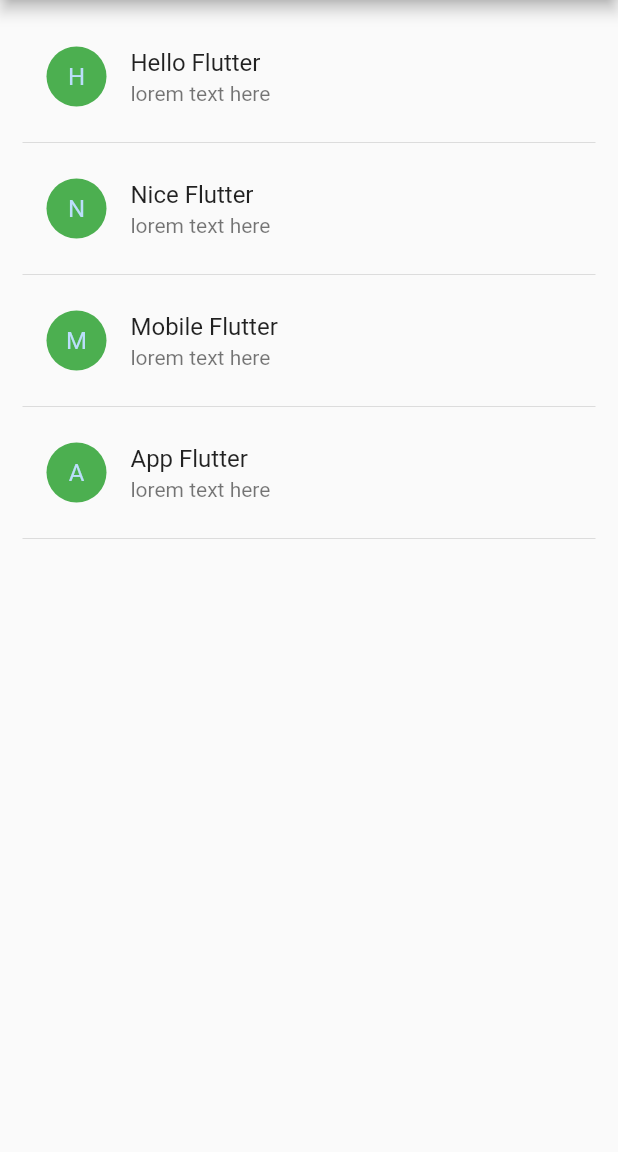
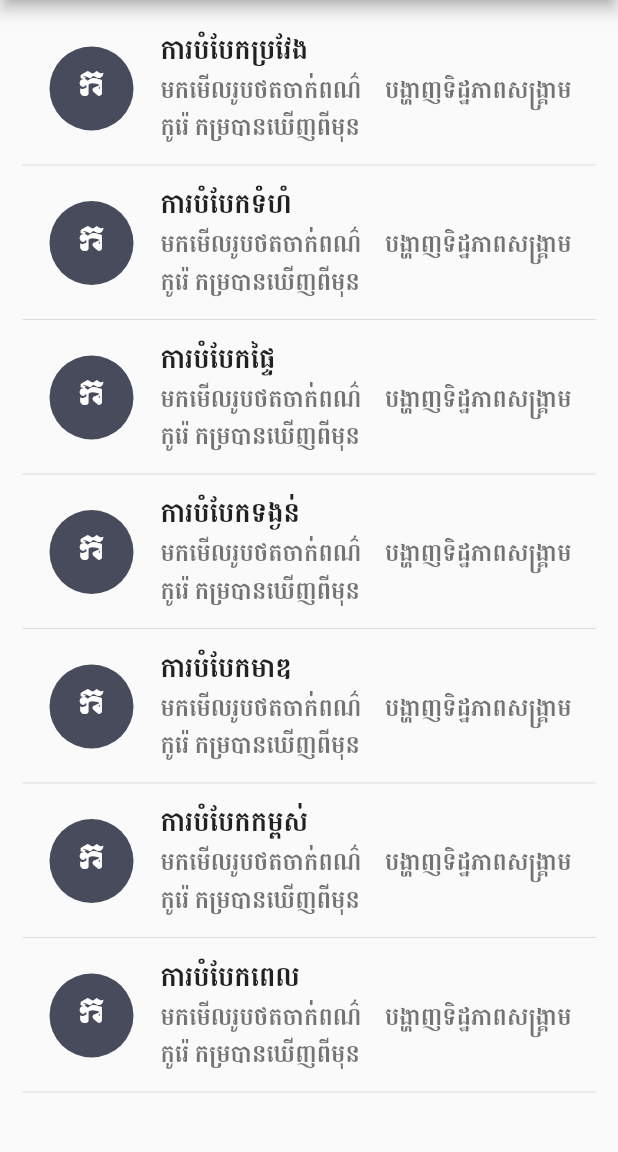
Before and after one commit to khflutter/converter, a Flutter app: the screen it shows after launch, on a phone screen of 412 x 824 dp, the part 84-1236 px from its top. Run offline on Flutter 3.47's test engine with Material 2 defaults, Android fonts, the phone set to English and light mode, and no system bars.

Commit message:
update khmer unit

```diff
--- a/lib/pages/home.dart
+++ b/lib/pages/home.dart
@@ -12,10 +12,20 @@ class _HomeScreenState extends State<HomeScreen> {
   double drawerFontSize = 18.0;
 
   List<Post> posts = [
-    Post(1, "Hello Flutter", "lorem text here"),
-    Post(2, "Nice Flutter", "lorem text here"),
-    Post(3, "Mobile Flutter", "lorem text here"),
-    Post(4, "App Flutter", "lorem text here"),
+    Post(1, "ការបំបែកប្រវែង",
+        "មកមើលរូបថតចាក់ពណ៌ បង្ហាញទិដ្ឋភាពសង្គ្រាមកូរ៉េ កម្របានឃើញពីមុន"),
+    Post(2, "ការបំបែកទំហំ",
+        "មកមើលរូបថតចាក់ពណ៌ បង្ហាញទិដ្ឋភាពសង្គ្រាមកូរ៉េ កម្របានឃើញពីមុន"),
+    Post(3, "ការបំបែកផ្ទៃ",
+        "មកមើលរូបថតចាក់ពណ៌ បង្ហាញទិដ្ឋភាពសង្គ្រាមកូរ៉េ កម្របានឃើញពីមុន"),
+    Post(4, "ការបំបែកទង្ងន់",
+        "មកមើលរូបថតចាក់ពណ៌ បង្ហាញទិដ្ឋភាពសង្គ្រាមកូរ៉េ កម្របានឃើញពីមុន"),
+    Post(5, "ការបំបែកមាឌ",
+        "មកមើលរូបថតចាក់ពណ៌ បង្ហាញទិដ្ឋភាពសង្គ្រាមកូរ៉េ កម្របានឃើញពីមុន"),
+    Post(6, "ការបំបែកកម្ពស់",
+        "មកមើលរូបថតចាក់ពណ៌ បង្ហាញទិដ្ឋភាពសង្គ្រាមកូរ៉េ កម្របានឃើញពីមុន"),
+    Post(7, "ការបំបែកពេល",
+        "មកមើលរូបថតចាក់ពណ៌ បង្ហាញទិដ្ឋភាពសង្គ្រាមកូរ៉េ កម្របានឃើញពីមុន"),
   ];
 
   @override
@@ -43,17 +53,33 @@ class _HomeScreenState extends State<HomeScreen> {
               children: <Widget>[
                 ListTile(
                   leading: CircleAvatar(
-                    backgroundColor: Colors.green,
+                    radius: 30.0,
+                    backgroundColor: Theme.of(context).primaryColor,
                     child: Text(
                       this.posts[index].title[0].toString().toUpperCase(),
+                      style: TextStyle(
+                        fontFamily: "khmerM1",
+                        fontSize: 22.0,
+                        color: Color(0xFFFFFFFF),
+                      ),
                     ),
                   ),
-                  title: Text(this.posts[index].title),
-                  subtitle: Text(this.posts[index].description),
+                  title: Text(
+                    this.posts[index].title,
+                    style: TextStyle(fontFamily: 'KhmerBattambangBold'),
+                  ),
+                  subtitle: Text(
+                    this.posts[index].description,
+                    style: TextStyle(
+                      fontFamily: 'KhmerBattambangBold',
+                    ),
+                    textAlign: TextAlign.justify,
+                  ),
                   onTap: () {
                     Navigator.push(
                       context,
-                      MaterialPageRoute(builder: (context) => ShowScreen(this.posts[index])),
+                      MaterialPageRoute(
+                          builder: (context) => ShowScreen(this.posts[index])),
                     );
                   },
                 ),
--- a/lib/pages/show.dart
+++ b/lib/pages/show.dart
@@ -11,11 +11,18 @@ class _ShowScreenState extends State<ShowScreen> {
   Widget build(BuildContext context) {
     return Scaffold(
       appBar: AppBar(
-        title: Text(widget.Post.title),
+        title: Text(
+          widget.Post.title,
+          style: TextStyle(fontFamily: 'KhmerBattambangBold'),
+        ),
       ),
       body: Container(
-        child: Center(
-          child: Text(widget.Post.description),
+        padding: EdgeInsets.all(15.0),
+        child: Text(
+          widget.Post.description,
+          style: TextStyle(
+            fontFamily: 'KhmerBattambangBold',
+          ),
         ),
       ),
     );
```
